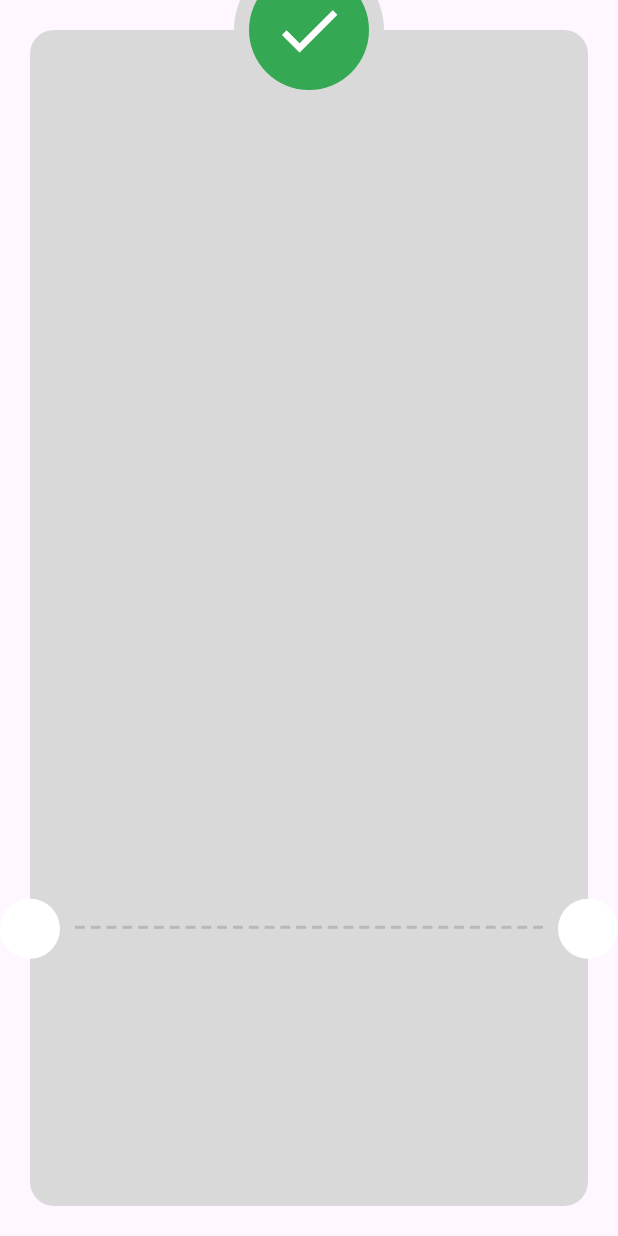
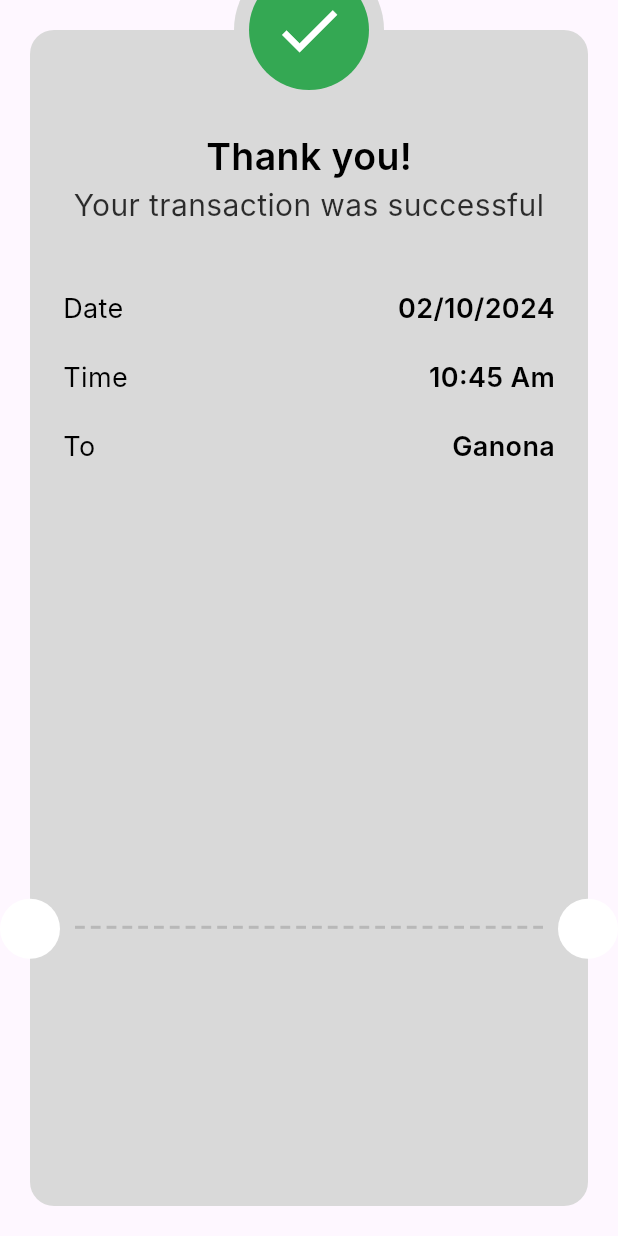
Before and after one commit to yousefmohamed35/check_out_app, a Flutter app: the ThankYouView screen opened directly, on a phone screen of 412 x 824 dp. Run offline on Flutter 3.47's test engine with Material 3 defaults, Android fonts, the phone set to English and light mode, and no system bars; our stand-ins replace device_preview, flutter_credit_card, flutter_svg; Roboto replaces fonts that are missing (Inter).

Commit message:
create payment item info

```diff
--- a/lib/core/utils/styles.dart
+++ b/lib/core/utils/styles.dart
@@ -3,7 +3,7 @@
 abstract class Styles {
   static TextStyle textStyle25 = const TextStyle(
     fontSize: 25,
-    fontWeight: FontWeight.w500,
+    fontWeight: FontWeight.w600,
     color: Colors.black,
     fontFamily: 'Inter',
   );
--- a/lib/features/checkout/peresentation/views/widgets/payment_details_view_body.dart
+++ b/lib/features/checkout/peresentation/views/widgets/payment_details_view_body.dart
@@ -1,5 +1,4 @@
 import 'package:flutter/material.dart';
-import 'package:flutter/widgets.dart';
 import 'package:paymentapp/core/utils/widgets/custom_button.dart';
 import 'package:paymentapp/features/checkout/peresentation/views/thank_you_view.dart';
 import 'package:paymentapp/features/checkout/peresentation/views/widgets/custom_credit_card.dart';
--- /dev/null
+++ b/lib/features/checkout/peresentation/views/widgets/payment_item_info.dart
@@ -0,0 +1,23 @@
+import 'package:flutter/material.dart';
+import 'package:paymentapp/core/utils/styles.dart';
+
+class PaymentItemInfo extends StatelessWidget {
+  const PaymentItemInfo({super.key, required this.title, required this.value});
+  final String title, value;
+  @override
+  Widget build(BuildContext context) {
+    return Row(
+      mainAxisAlignment: MainAxisAlignment.spaceBetween,
+      children: [
+        Text(
+          title,
+          style: Styles.textStyle18,
+        ),
+        Text(
+          value,
+          style: Styles.textStyleBold18,
+        ),
+      ],
+    );
+  }
+}
--- a/lib/features/checkout/peresentation/views/widgets/thank_you_card.dart
+++ b/lib/features/checkout/peresentation/views/widgets/thank_you_card.dart
@@ -1,4 +1,6 @@
 import 'package:flutter/material.dart';
+import 'package:paymentapp/core/utils/styles.dart';
+import 'payment_item_info.dart';
 
 class ThankYouCard extends StatelessWidget {
   const ThankYouCard({
@@ -8,12 +10,44 @@
   @override
   Widget build(BuildContext context) {
     return Container(
+      width: double.infinity,
       decoration: ShapeDecoration(
         color: const Color(0xffD9D9D9),
         shape: RoundedRectangleBorder(
           borderRadius: BorderRadius.circular(16),
         ),
       ),
+      child: Padding(
+        padding: const EdgeInsets.only(top: 50 + 16, left: 22, right: 22),
+        child: Column(
+          children: [
+            Text(
+              'Thank you!',
+              style: Styles.textStyle25,
+            ),
+            Text(
+              textAlign: TextAlign.center,
+              'Your transaction was successful',
+              style: Styles.textStyle20,
+            ),
+            const SizedBox(height: 42),
+            const PaymentItemInfo(
+              title: 'Date',
+              value: '02/10/2024',
+            ),
+            const SizedBox(height: 20),
+            const PaymentItemInfo(
+              title: 'Time',
+              value: '10:45 Am',
+            ),
+            const SizedBox(height: 20),
+            const PaymentItemInfo(
+              title: 'To',
+              value: 'Ganona',
+            ),
+          ],
+        ),
+      ),
     );
   }
 }
--- a/lib/features/checkout/peresentation/views/widgets/thank_you_view_body.dart
+++ b/lib/features/checkout/peresentation/views/widgets/thank_you_view_body.dart
@@ -1,5 +1,4 @@
 import 'package:flutter/material.dart';
-
 import 'custom_check_icon.dart';
 import 'custom_dashed_line.dart';
 import 'thank_you_card.dart';
@@ -35,7 +34,7 @@
               backgroundColor: Colors.white,
             ),
           ),
-          Positioned(
+        const  Positioned(
             left: 0,
             right: 0,
             top: -50,
```
